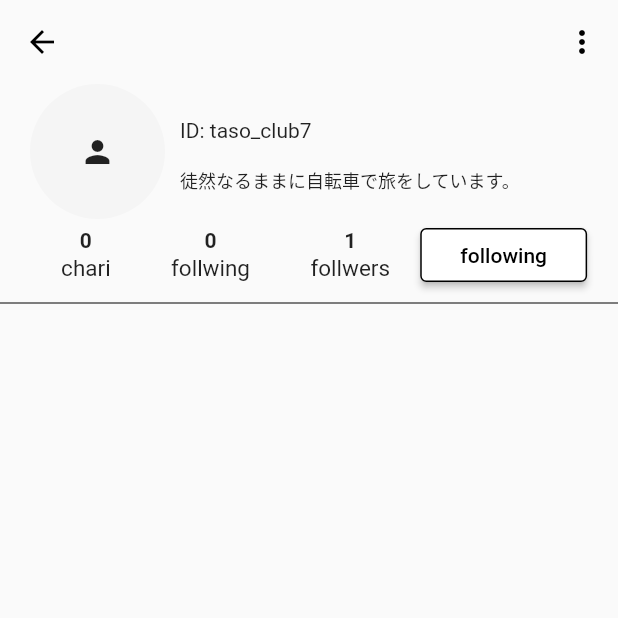
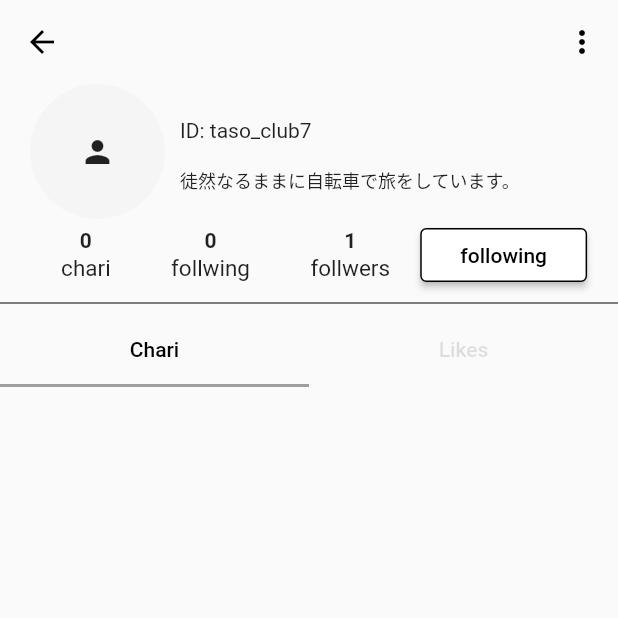
Before and after one commit to sunThick/yourchari_app, a Flutter app: the PassiveUserProfilePage screen opened directly with empty values, after a tap on "follow", on a phone screen of 412 x 824 dp, the top half of it. Run offline on Flutter 3.47's test engine with Material 2 defaults, Android fonts, the phone set to English and light mode, and no system bars; our stand-ins replace carousel_slider, cloud_firestore, firebase_auth, firebase_core, firebase_storage, flutter_riverpod and 6 more; accounts and stored records are empty.

Commit message:
passiveUserPageにtabbarを追加

```diff
--- a/lib/models/passive_user_profile_model.dart
+++ b/lib/models/passive_user_profile_model.dart
@@ -45,6 +45,13 @@ final passiveUserProvider =
     ChangeNotifierProvider.autoDispose(((ref) => PassiveUserModel()));
 
 class PassiveUserModel extends ChangeNotifier {
+  int currentIndex = 0;
+
+  void changePage(index) {
+    currentIndex = index;
+    notifyListeners();
+  }
+
   // passiveUserPageに訪れた際、そのuserをfollowしているかどうかで、followersのcountのplusOrMinusを判断
   // userをfollowしている場合、先にunfollowが実行されるためfollowersはminusOne
   // userをfollowしてない場合、先にfollowが実行されるためfollowersはplusOne
--- a/lib/views/passive_user_profile_page.dart
+++ b/lib/views/passive_user_profile_page.dart
@@ -179,7 +179,23 @@ class PassiveUserProfilePage extends ConsumerWidget {
                   ),
                 ),
                 const Divider(color: Colors.black),
-                Expanded(
+                DefaultTabController(
+                    initialIndex: passiveUserModel.currentIndex,
+                    length: 2,
+                    child: Column(
+                      children: [
+                        TabBar(
+                          labelColor: Colors.black,
+                          unselectedLabelColor: Colors.black12,
+                          tabs: [Tab(text: "Chari"), Tab(text: "Likes")],
+                          onTap: (index) {
+                            passiveUserModel.changePage(index);
+                          },
+                        ),
+                      ],
+                    )),
+                passiveUserModel.currentIndex == 0
+                    ? Expanded(
                         child: SizedBox(
                           width: MediaQuery.of(context).size.width * 0.8,
                           child: ListView.builder(
@@ -204,7 +220,8 @@ class PassiveUserProfilePage extends ConsumerWidget {
                             },
                           ),
                         ),
-                ),
+                      )
+                    : Text('likes')
               ],
             ));
       }, error: (Object error, StackTrace stackTrace) {
```
Lines whose indentation alone changed are shown as unchanged.
